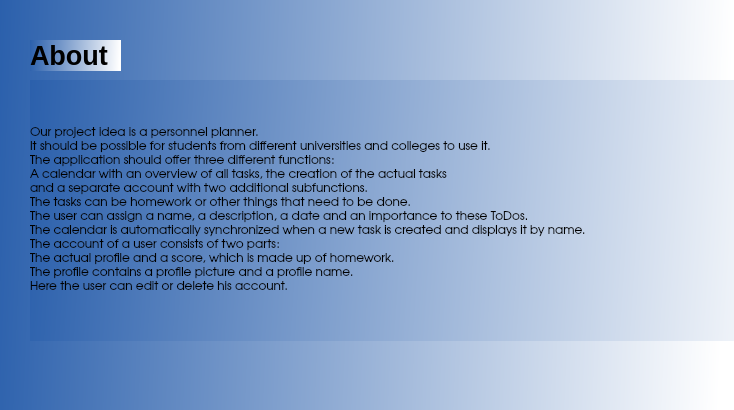
Old version of the form PersonalPlanner/aboutform.ui in the repository sabrine-gamdou/PersonalPlanner.
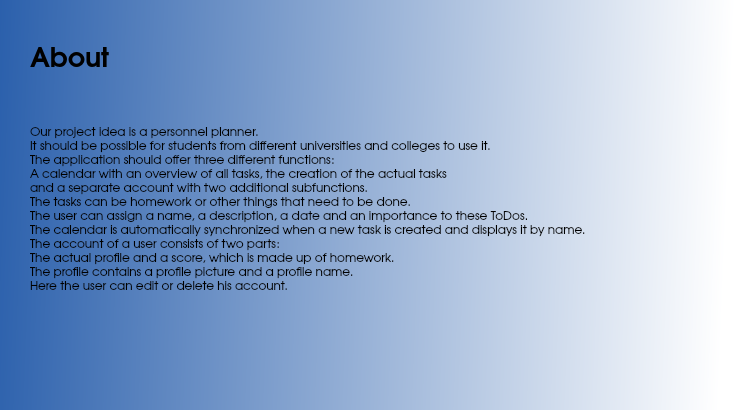
New version of the form.

What changed in the file:
```diff
--- a/PersonalPlanner/aboutform.ui
+++ b/PersonalPlanner/aboutform.ui
@@ -32,11 +32,15 @@
    </property>
    <property name="font">
     <font>
+     <family>URW Gothic L</family>
      <pointsize>20</pointsize>
      <weight>75</weight>
      <bold>true</bold>
     </font>
    </property>
+   <property name="styleSheet">
+    <string notr="true">background: qlineargradient(spread:pad, x1:0, y1:0, x2:1, y2:0.0225455, stop:0 rgba(0,0,0,0), stop:1 rgba(0,0,0,0))</string>
+   </property>
    <property name="text">
     <string>About</string>
    </property>
@@ -50,6 +54,14 @@
      <height>261</height>
     </rect>
    </property>
+   <property name="font">
+    <font>
+     <family>URW Gothic L</family>
+    </font>
+   </property>
+   <property name="styleSheet">
+    <string notr="true">background: qlineargradient(spread:pad, x1:0, y1:0, x2:1, y2:0.0225455, stop:0 rgba(0,0,0,0), stop:1 rgba(0,0,0,0))</string>
+   </property>
    <property name="text">
     <string>Our project idea is a personnel planner.
 It should be possible for students from different universities and colleges to use it.
```
Left out of the diff: 2 changed lines with no effect on the pictures.
